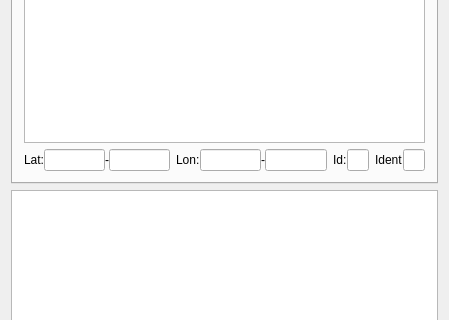
Before: the Qt Designer form provamimainwindow.ui in ARPA-SIMC/provami, drawn with Qt 5; both pictures show x 0 to 449 and y 147 to 467 of the 449 by 572 pixel window.
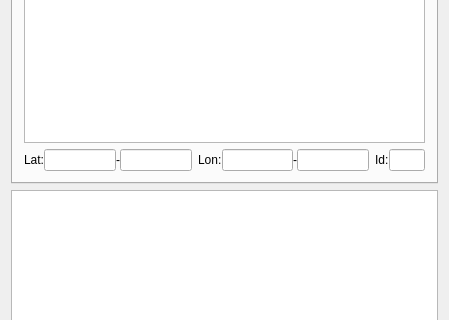
After: the same form once the commit is applied. The open tabs and pages were chosen to show the change. Custom widgets are drawn as their Qt base class.

Commit message: Added ident filter, and show active filters in bold

What changed in the file:
```diff
--- a/provamimainwindow.ui
+++ b/provamimainwindow.ui
@@ -88,6 +88,16 @@
           <item row="3" column="1">
            <widget class="FilterComboBox" name="filter_varcode"/>
           </item>
+          <item row="4" column="1">
+           <widget class="FilterComboBox" name="filter_ident"/>
+          </item>
+          <item row="4" column="0">
+           <widget class="QLabel" name="label_11">
+            <property name="text">
+             <string>St. ident:</string>
+            </property>
+           </widget>
+          </item>
          </layout>
         </item>
        </layout>
@@ -189,26 +199,6 @@
             </item>
            </layout>
           </item>
-          <item>
-           <layout class="QHBoxLayout" name="horizontalLayout_5">
-            <property name="spacing">
-             <number>0</number>
-            </property>
-            <property name="leftMargin">
-             <number>0</number>
-            </property>
-            <item>
-             <widget class="QLabel" name="label_10">
-              <property name="text">
-               <string>Ident</string>
-              </property>
-             </widget>
-            </item>
-            <item>
-             <widget class="QLineEdit" name="filter_ident"/>
-            </item>
-           </layout>
-          </item>
          </layout>
         </item>
        </layout>
```
Left out of the diff: 2 changed lines with no effect on the pictures. The commit also changes 4 other files.
